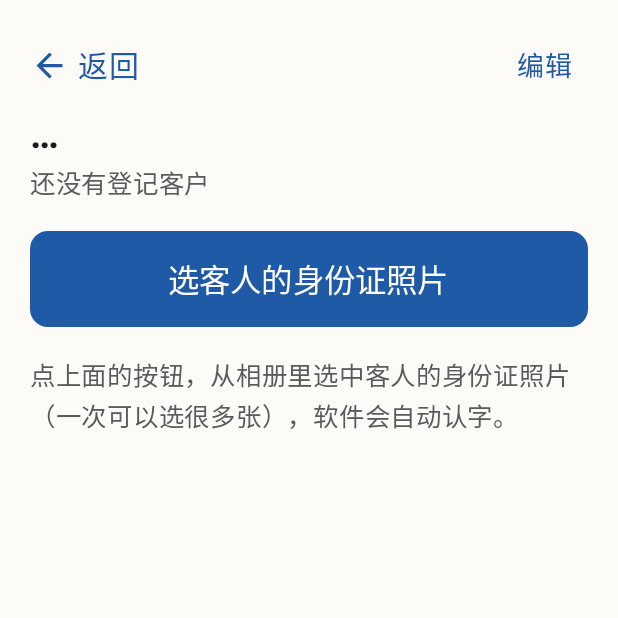
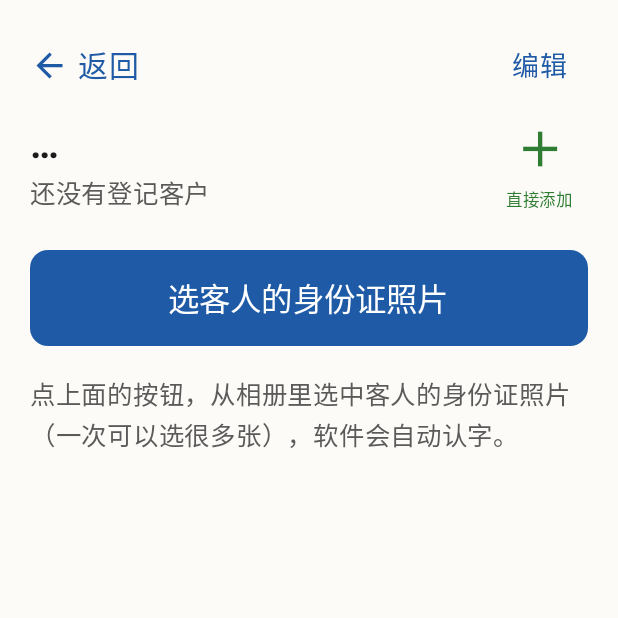
Before and after one commit to kamikazePrPr/tour-tool, an Android app built with Jetpack Compose: the composable TeamScreen called with empty values, on a phone screen of 412 x 824 dp, the top half of it. Run offline under Robolectric (Android 15) with nearby library versions, the phone set to English and light mode, and no system bars; our stand-ins replace Room's generated code; libraries missing offline, so code that uses them is left out: com.google.mlkit.vision.

Commit message:
v0.1.1：手动添加入口（无照片也能录）、下载加国内镜像、关于页返回键文案修正、手动页隐藏缩放按钮

```diff
--- a/app/src/main/java/com/kamikazeprpr/tourtool/data/TourRepository.kt
+++ b/app/src/main/java/com/kamikazeprpr/tourtool/data/TourRepository.kt
@@ -74,7 +74,8 @@ class TourRepository(private val db: TourDatabase) {
 
     suspend fun deleteMember(member: Member) = db.memberDao().delete(member)
 
-    suspend fun addMember(        teamId: Long,
+    suspend fun addMember(
+        teamId: Long,
         name: String,
         gender: String,
         idNumber: String,
@@ -83,6 +84,7 @@ class TourRepository(private val db: TourDatabase) {
         failReasons: String?,
         sourceUri: String?,
         uriPermissionHeld: Boolean,
+        phone: String = "",
     ): Long {
         val seq = db.memberDao().countByTeam(teamId) + 1
         return db.memberDao().insert(
@@ -92,6 +94,7 @@ class TourRepository(private val db: TourDatabase) {
                 name = name,
                 gender = gender,
                 idNumber = idNumber,
+                phone = phone,
                 birthDate = birthDate,
                 status = status,
                 failReasons = failReasons,
--- a/app/src/main/java/com/kamikazeprpr/tourtool/ui/about/AboutScreen.kt
+++ b/app/src/main/java/com/kamikazeprpr/tourtool/ui/about/AboutScreen.kt
@@ -134,7 +134,7 @@ private fun SectionScreen(section: Section, onBack: () -> Unit) {
             .systemBarsPadding()
             .background(MaterialTheme.colorScheme.background),
     ) {
-        BackRow(onBack, section.title)
+        BackRow(onBack, "返回")
 
         Column(
             modifier = Modifier
--- a/app/src/main/java/com/kamikazeprpr/tourtool/ui/team/TeamScreen.kt
+++ b/app/src/main/java/com/kamikazeprpr/tourtool/ui/team/TeamScreen.kt
@@ -79,6 +79,20 @@ fun TeamScreen(teamId: Long, onBack: () -> Unit) {
     var deleteTarget by remember { mutableStateOf<Member?>(null) }
     var tagTarget by remember { mutableStateOf<Member?>(null) }
     var confirmClearTags by remember { mutableStateOf(false) }
+    var addingNew by rememberSaveable { mutableStateOf(false) }
+
+    if (addingNew) {
+        com.kamikazeprpr.tourtool.ui.member.MemberEditScreen(
+            member = Member(teamId = teamId, seq = (members.size + 1)),
+            isNew = true,
+            onSave = { n, g, num, phone ->
+                vm.addManualMember(n, g, num, phone)
+                addingNew = false
+            },
+            onBack = { addingNew = false },
+        )
+        return
+    }
     var tagVersion by remember { mutableStateOf(0) }
 
     val memberTags by produceState(
@@ -155,16 +169,25 @@ fun TeamScreen(teamId: Long, onBack: () -> Unit) {
                 )
             }
             Spacer(Modifier.weight(1f))
+            // 固定 64dp 居中，跟下面「＋ 直接添加」那一列用同一个宽度，
+            // 不然「编辑」两个字窄、「直接添加」四个字宽，右对齐以后加号会偏到左边去
+            Box(
+                modifier = Modifier
+                    .width(64.dp)
+                    .clickable { editMode = !editMode }
+                    .padding(vertical = 6.dp),
+                contentAlignment = Alignment.Center,
+            ) {
                 Text(
                     text = if (editMode) "完成" else "编辑",
                     fontSize = 18.sp,
                     color = MaterialTheme.colorScheme.primary,
-                modifier = Modifier
-                    .clickable { editMode = !editMode }
-                    .padding(horizontal = 10.dp, vertical = 6.dp),
                 )
             }
+        }
 
+        Row(verticalAlignment = Alignment.CenterVertically) {
+            Column(modifier = Modifier.weight(1f)) {
                 Text(
                     text = team?.name ?: "…",
                     fontSize = 26.sp,
@@ -177,6 +200,29 @@ fun TeamScreen(teamId: Long, onBack: () -> Unit) {
                     fontSize = 17.sp,
                     color = TextMuted,
                 )
+            }
+            // 团名右边：绿色加号 + 「直接添加」，给没有照片、只有名字和电话的人用。
+            // 宽度跟上面「编辑」一样是 64dp，两处竖着看是一条线。
+            Column(
+                modifier = Modifier
+                    .width(64.dp)
+                    .clickable { addingNew = true }
+                    .padding(top = 2.dp, bottom = 2.dp),
+                horizontalAlignment = Alignment.CenterHorizontally,
+            ) {
+                Text(
+                    text = "＋",
+                    fontSize = 30.sp,
+                    fontWeight = FontWeight.Bold,
+                    color = StateOk,
+                )
+                Text(
+                    text = "直接添加",
+                    fontSize = 11.sp,
+                    color = StateOk,
+                )
+            }
+        }
 
         Spacer(Modifier.height(20.dp))
 
```
Also changed, not shown: app/build.gradle.kts (+8 -2 lines), app/src/main/java/com/kamikazeprpr/tourtool/ui/about/LegalText.kt (+10 -0 lines), app/src/main/java/com/kamikazeprpr/tourtool/ui/member/MemberEditScreen.kt (+36 -6 lines), app/src/main/java/com/kamikazeprpr/tourtool/ui/team/TeamViewModel.kt (+26 -0 lines), app/src/main/java/com/kamikazeprpr/tourtool/update/UpdateChecker.kt (+43 -1 lines), app/src/main/res/xml/network_security_config.xml (+7 -1 lines). Lines whose indentation alone changed are shown as unchanged.
